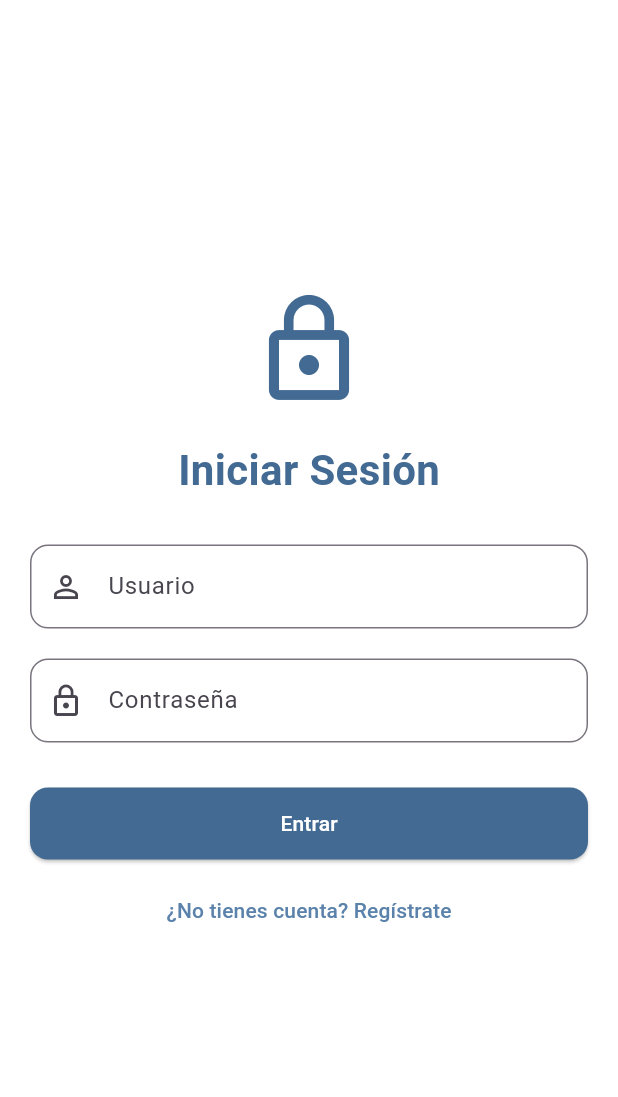
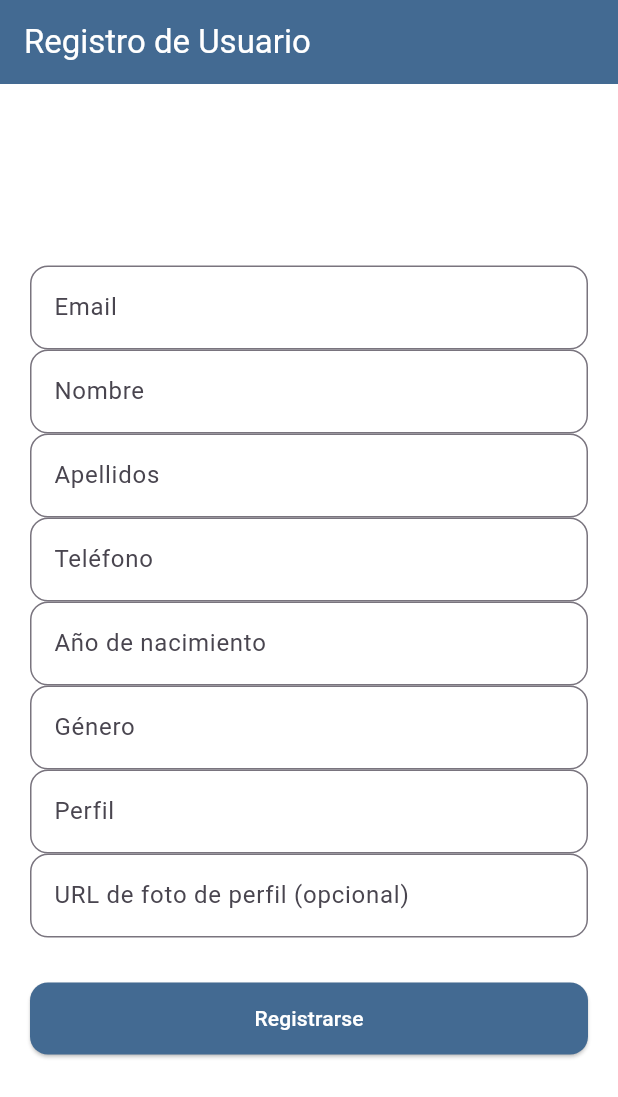
Before and after one commit to paula-ayllon-perez/Serenalea, a Flutter app: the screen it shows after launch, on a phone screen of 412 x 824 dp. Shown: the top 1097 px of the screen. Run offline on Flutter 3.47's test engine with Material 3 defaults, Android fonts, the light colour scheme and no system bars; our stand-ins replace cloud_firestore, firebase_core; accounts and stored records are empty.

Commit message:
login y registro de ejemplo
Ya he conectado la app con firebase y configurado. He creado un login y registro de ejemplo para comprobar que funciona y probar a manipular flutter. Por ahora funciona el registro y se guarda en la base de datos

```diff
--- /dev/null
+++ b/serenalea/lib/data/models/user_dto.dart
@@ -0,0 +1,52 @@
+class User {
+  final String uid;
+  final int birthYear;
+  final String email;
+  final String firstName;
+  final String gender;
+  final String lastName;
+  final String phone;
+  final List<String> profiles;
+  final String? photoUrl;
+
+  User({
+  required this.uid,
+  required this.birthYear,
+  required this.email,
+  required this.firstName,
+  required this.gender,
+  required this.lastName,
+  required this.phone,
+  required this.profiles,
+  this.photoUrl,
+  });
+
+  /// Factory to create a User from a Firestore document
+  factory User.fromMap(Map<String, dynamic> map, String documentId) {
+    return User(
+      uid: documentId,
+      birthYear: map['birthYear'] ?? 0,
+      email: map['email'] ?? '',
+      firstName: map['firstName'] ?? '',
+      gender: map['gender'] ?? '',
+      lastName: map['lastName'] ?? '',
+      phone: map['phone'] ?? '',
+      profiles: List<String>.from(map['profiles'] ?? []),
+      photoUrl: map['photoUrl'],
+    );
+  }
+
+  /// Convert a User to a Firestore document
+  Map<String, dynamic> toMap() {
+    return {
+      'birthYear': birthYear,
+      'email': email,
+      'firstName': firstName,
+      'gender': gender,
+      'lastName': lastName,
+      'phone': phone,
+      'profiles': profiles,
+      'photoUrl': photoUrl,
+    };
+  }
+}
--- /dev/null
+++ b/serenalea/lib/data/services/firestore.dart
@@ -0,0 +1,13 @@
+import 'package:cloud_firestore/cloud_firestore.dart';
+import 'package:serenalea/data/models/user_dto.dart';
+
+class FirestoreService {
+
+  //Get collection of Users
+  final CollectionReference usersCollection = FirebaseFirestore.instance.collection('User');
+
+  //CREATE: Add a new User
+  Future<void> addUser(User user) async {
+  await usersCollection.add(user.toMap());
+  }
+}
--- a/serenalea/lib/main.dart
+++ b/serenalea/lib/main.dart
@@ -1,8 +1,13 @@
+import 'package:firebase_core/firebase_core.dart';
 import 'package:flutter/material.dart';
+import 'package:serenalea/firebase_options.dart';
+import 'package:serenalea/presentation/pages/register/register.dart';
 import 'core/theme/app_theme.dart';
 import 'presentation/pages/login/login.dart';
 
-void main() {
+void main() async{
+  WidgetsFlutterBinding.ensureInitialized();
+  await Firebase.initializeApp(options: DefaultFirebaseOptions.currentPlatform);
   runApp(const MyApp());
 }
 
@@ -15,7 +20,7 @@ class MyApp extends StatelessWidget {
       debugShowCheckedModeBanner: false,
       title: 'Mi App TFG',
       theme: AppTheme.lightTheme,
-      home: const LoginPage(),
+      home: const RegisterPage(),
     );
   }
 }
--- a/serenalea/lib/presentation/pages/login/login.dart
+++ b/serenalea/lib/presentation/pages/login/login.dart
@@ -27,7 +27,7 @@ class _LoginPageState extends State<LoginPage> {
                 Icon(Icons.lock_outline, size: 80, color: AppColors.color1),
                 const SizedBox(height: 20),
                 Text(
-                  "Iniciar Sesión",
+                  "Inicciar Sesión",
                   style: TextStyle(
                     fontSize: 28,
                     fontWeight: FontWeight.bold,
--- /dev/null
+++ b/serenalea/lib/presentation/pages/register/register.dart
@@ -0,0 +1,113 @@
+import 'package:flutter/material.dart';
+import '../../../core/constants/colors.dart';
+import '../../../data/models/user_dto.dart';
+import '../../../data/services/firestore.dart';
+
+class RegisterPage extends StatefulWidget {
+  const RegisterPage({super.key});
+
+  @override
+  State<RegisterPage> createState() => _RegisterPageState();
+}
+
+class _RegisterPageState extends State<RegisterPage> {
+  final _formKey = GlobalKey<FormState>();
+  final TextEditingController _emailController = TextEditingController();
+  final TextEditingController _firstNameController = TextEditingController();
+  final TextEditingController _lastNameController = TextEditingController();
+  final TextEditingController _phoneController = TextEditingController();
+  final TextEditingController _birthYearController = TextEditingController();
+  final TextEditingController _genderController = TextEditingController();
+  final TextEditingController _profileController = TextEditingController();
+  final TextEditingController _photoUrlController = TextEditingController();
+
+  final FirestoreService _firestoreService = FirestoreService();
+
+  void _registerUser() async {
+    if (_formKey.currentState!.validate()) {
+      final user = User(
+        uid: '', // UID will be generated by Firestore
+        birthYear: int.tryParse(_birthYearController.text) ?? 0,
+        email: _emailController.text,
+        firstName: _firstNameController.text,
+        gender: _genderController.text,
+        lastName: _lastNameController.text,
+        phone: _phoneController.text,
+        profiles: [_profileController.text],
+        photoUrl: _photoUrlController.text.isNotEmpty ? _photoUrlController.text : null,
+      );
+      await _firestoreService.addUser(user);
+      ScaffoldMessenger.of(context).showSnackBar(
+        const SnackBar(content: Text('Usuario registrado correctamente')),
+      );
+      // Puedes navegar a otra página aquí
+    }
+  }
+
+  @override
+  Widget build(BuildContext context) {
+    return Scaffold(
+      appBar: AppBar(title: const Text('Registro de Usuario')),
+      body: Center(
+        child: SingleChildScrollView(
+          padding: const EdgeInsets.all(20),
+          child: Form(
+            key: _formKey,
+            child: Column(
+              children: [
+                TextFormField(
+                  controller: _emailController,
+                  decoration: const InputDecoration(labelText: 'Email'),
+                  validator: (value) => value == null || value.isEmpty ? 'Introduce tu email' : null,
+                ),
+                TextFormField(
+                  controller: _firstNameController,
+                  decoration: const InputDecoration(labelText: 'Nombre'),
+                  validator: (value) => value == null || value.isEmpty ? 'Introduce tu nombre' : null,
+                ),
+                TextFormField(
+                  controller: _lastNameController,
+                  decoration: const InputDecoration(labelText: 'Apellidos'),
+                  validator: (value) => value == null || value.isEmpty ? 'Introduce tus apellidos' : null,
+                ),
+                TextFormField(
+                  controller: _phoneController,
+                  decoration: const InputDecoration(labelText: 'Teléfono'),
+                  validator: (value) => value == null || value.isEmpty ? 'Introduce tu teléfono' : null,
+                ),
+                TextFormField(
+                  controller: _birthYearController,
+                  decoration: const InputDecoration(labelText: 'Año de nacimiento'),
+                  keyboardType: TextInputType.number,
+                  validator: (value) => value == null || value.isEmpty ? 'Introduce tu año de nacimiento' : null,
+                ),
+                TextFormField(
+                  controller: _genderController,
+                  decoration: const InputDecoration(labelText: 'Género'),
+                  validator: (value) => value == null || value.isEmpty ? 'Introduce tu género' : null,
+                ),
+                TextFormField(
+                  controller: _profileController,
+                  decoration: const InputDecoration(labelText: 'Perfil'),
+                  validator: (value) => value == null || value.isEmpty ? 'Introduce tu perfil' : null,
+                ),
+                TextFormField(
+                  controller: _photoUrlController,
+                  decoration: const InputDecoration(labelText: 'URL de foto de perfil (opcional)'),
+                ),
+                const SizedBox(height: 30),
+                SizedBox(
+                  width: double.infinity,
+                  child: ElevatedButton(
+                    onPressed: _registerUser,
+                    child: const Text('Registrarse'),
+                  ),
+                ),
+              ],
+            ),
+          ),
+        ),
+      ),
+    );
+  }
+}
--- a/serenalea/pubspec.yaml
+++ b/serenalea/pubspec.yaml
@@ -34,6 +34,8 @@ dependencies:
   # The following adds the Cupertino Icons font to your application.
   # Use with the CupertinoIcons class for iOS style icons.
   cupertino_icons: ^1.0.8
+  firebase_core: ^4.0.0
+  cloud_firestore: ^6.0.0
 
 dev_dependencies:
   flutter_test:
```
Also changed, not shown: serenalea/firebase.json (added), serenalea/lib/data/models/User.dart (added), serenalea/lib/firebase_options.dart (added), serenalea/pubspec.lock, 6 other files.
